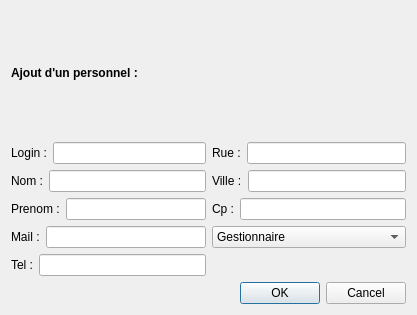
The window that NewWorldAppli/dialogajoutpersonnel.ui (yume05/NewWorld-E4-Projects) describes before a commit, drawn with Qt 5.
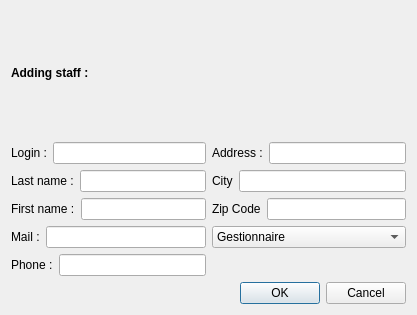
The same window after the commit. Icons and pictures are not drawn.

Patch:
```diff
--- a/NewWorldAppli/dialogajoutpersonnel.ui
+++ b/NewWorldAppli/dialogajoutpersonnel.ui
@@ -21,7 +21,7 @@
    <item row="0" column="0">
     <widget class="QLabel" name="label_2">
      <property name="text">
-      <string>&lt;html&gt;&lt;head/&gt;&lt;body&gt;&lt;p&gt;&lt;span style=&quot; font-weight:600;&quot;&gt;Ajout d'un personnel :&lt;/span&gt;&lt;/p&gt;&lt;/body&gt;&lt;/html&gt;</string>
+      <string>&lt;html&gt;&lt;head/&gt;&lt;body&gt;&lt;p&gt;&lt;span style=&quot; font-weight:600;&quot;&gt;Adding staff :&lt;/span&gt;&lt;/p&gt;&lt;/body&gt;&lt;/html&gt;</string>
      </property>
     </widget>
    </item>
@@ -44,7 +44,7 @@
      <item>
       <widget class="QLabel" name="label_10">
        <property name="text">
-        <string>Rue :</string>
+        <string>Address :</string>
        </property>
       </widget>
      </item>
@@ -58,7 +58,7 @@
      <item>
       <widget class="QLabel" name="label_4">
        <property name="text">
-        <string>Nom :</string>
+        <string>Last name :</string>
        </property>
       </widget>
      </item>
@@ -72,7 +72,7 @@
      <item>
       <widget class="QLabel" name="label_9">
        <property name="text">
-        <string>Ville :</string>
+        <string>City</string>
        </property>
       </widget>
      </item>
@@ -86,7 +86,7 @@
      <item>
       <widget class="QLabel" name="label_6">
        <property name="text">
-        <string>Prenom :</string>
+        <string>First name :</string>
        </property>
       </widget>
      </item>
@@ -100,7 +100,7 @@
      <item>
       <widget class="QLabel" name="label_11">
        <property name="text">
-        <string>Cp :</string>
+        <string>Zip Code</string>
        </property>
       </widget>
      </item>
@@ -142,7 +142,7 @@
      <item>
       <widget class="QLabel" name="label_7">
        <property name="text">
-        <string>Tel :</string>
+        <string>Phone :</string>
        </property>
       </widget>
      </item>
```
